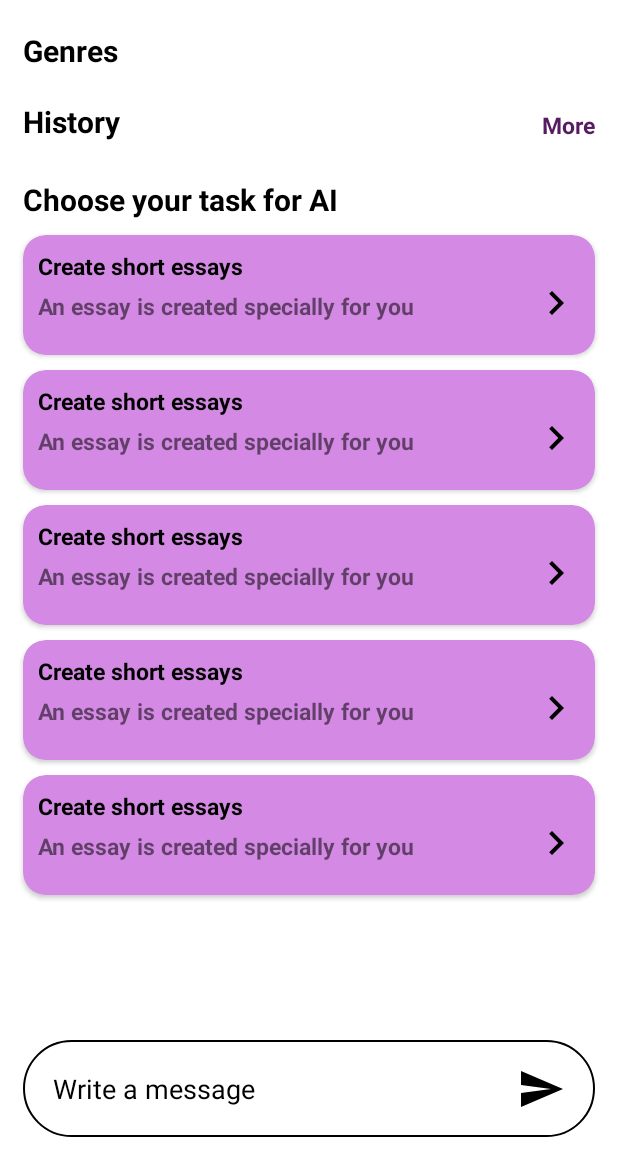
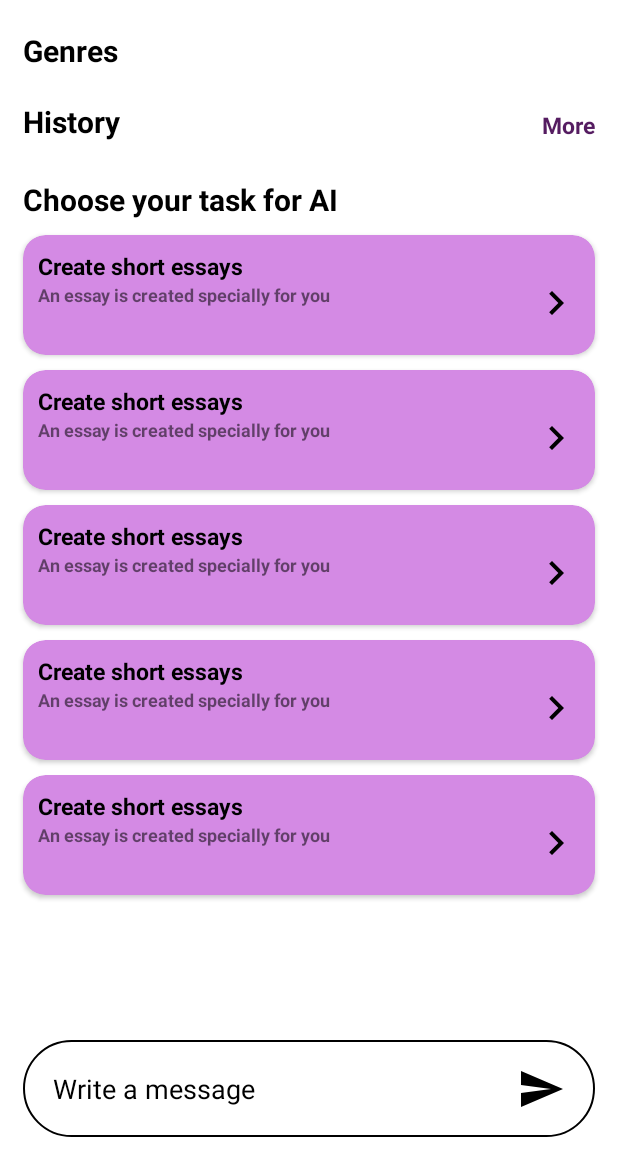
Before and after one commit to Daud-Ahmad/AI-Chatbot, an Android app: the layout activity_home.xml on its own in the app's theme, with its tools: preview values and no code run, on a phone screen of 412 x 824 dp, the part 84-1236 px from its top. Run offline under Robolectric (Android 15) with nearby library versions, the phone set to English and light mode, and no system bars.

```diff
--- a/app/build.gradle
+++ b/app/build.gradle
@@ -14,8 +14,8 @@ android {
         applicationId "com.openaibot.gpt.chat"
         minSdk 21
         targetSdk 33
-        versionCode 8
-        versionName "1.0.8"
+        versionCode 9
+        versionName "1.0.9"
 
         testInstrumentationRunner "androidx.test.runner.AndroidJUnitRunner"
     }
--- a/app/src/main/java/com/openaibot/gpt/chat/ui/LetGoActivity.java
+++ b/app/src/main/java/com/openaibot/gpt/chat/ui/LetGoActivity.java
@@ -12,6 +12,8 @@ import com.google.android.gms.ads.FullScreenContentCallback;
 import com.openaibot.gpt.chat.R;
 import com.openaibot.gpt.chat.utils.Ads;
 import com.openaibot.gpt.chat.utils.Constants;
+
+import java.util.Objects;
 
 public class LetGoActivity extends AppCompatActivity {
 
@@ -50,7 +52,7 @@ public class LetGoActivity extends AppCompatActivity {
 
     @Override
     public void onBackPressed() {
-        if(Ads.mInterstitialAd != null){
+        if(Constants.isAppCloseAdsShow.equals("true") &&  Ads.mInterstitialAd != null){
             Ads.mInterstitialAd.show(this);
             Ads.mInterstitialAd.setFullScreenContentCallback(new FullScreenContentCallback() {
                 @Override
--- a/app/src/main/java/com/openaibot/gpt/chat/utils/Constants.java
+++ b/app/src/main/java/com/openaibot/gpt/chat/utils/Constants.java
@@ -22,7 +22,7 @@ public class Constants {
 
     public static String is_inter_for_reward = "false";
 
-    public static String inter_for_reward = "inter_for_reward";
+    public static String isAppCloseAdsShow = "true";
 
 
     public static String is_app_blocked = "false";
--- a/app/src/main/res/layout/activity_home.xml
+++ b/app/src/main/res/layout/activity_home.xml
@@ -195,10 +195,9 @@
                             android:layout_width="0dp"
                             android:layout_height="wrap_content"
                             android:text="An essay is created specially for you"
-                            android:textSize="15sp"
-                            android:maxLines="2"
+                            android:textSize="12sp"
+                            android:maxLines="3"
                             android:ellipsize="end"
-                            android:layout_marginTop="5dp"
                             android:layout_marginEnd="10dp"
                             android:textStyle="bold"
                             app:layout_constraintTop_toBottomOf="@+id/lblTitle1"
@@ -255,10 +254,9 @@
                             android:layout_width="0dp"
                             android:layout_height="wrap_content"
                             android:text="An essay is created specially for you"
-                            android:textSize="15sp"
-                            android:maxLines="2"
+                            android:textSize="12sp"
+                            android:maxLines="3"
                             android:ellipsize="end"
-                            android:layout_marginTop="5dp"
                             android:layout_marginEnd="10dp"
                             android:textStyle="bold"
                             app:layout_constraintTop_toBottomOf="@+id/lblTitle2"
@@ -315,11 +313,10 @@
                             android:layout_width="0dp"
                             android:layout_height="wrap_content"
                             android:text="An essay is created specially for you"
-                            android:textSize="15sp"
+                            android:textSize="12sp"
                             android:textStyle="bold"
-                            android:maxLines="2"
+                            android:maxLines="3"
                             android:ellipsize="end"
-                            android:layout_marginTop="5dp"
                             android:layout_marginEnd="10dp"
                             app:layout_constraintTop_toBottomOf="@+id/lblTitle3"
                             app:layout_constraintStart_toStartOf="parent"
@@ -375,10 +372,9 @@
                             android:layout_width="0dp"
                             android:layout_height="wrap_content"
                             android:text="An essay is created specially for you"
-                            android:textSize="15sp"
-                            android:maxLines="2"
+                            android:textSize="12sp"
+                            android:maxLines="3"
                             android:ellipsize="end"
-                            android:layout_marginTop="5dp"
                             android:layout_marginEnd="10dp"
                             android:textStyle="bold"
                             app:layout_constraintTop_toBottomOf="@+id/lblTitle4"
@@ -436,10 +432,9 @@
                             android:layout_width="0dp"
                             android:layout_height="wrap_content"
                             android:text="An essay is created specially for you"
-                            android:textSize="15sp"
-                            android:maxLines="2"
+                            android:textSize="12sp"
+                            android:maxLines="3"
                             android:ellipsize="end"
-                            android:layout_marginTop="5dp"
                             android:layout_marginEnd="10dp"
                             android:textStyle="bold"
                             app:layout_constraintTop_toBottomOf="@+id/lblTitle5"
```
Also changed, not shown: app/src/main/java/com/openaibot/gpt/chat/App.java (+6 -3 lines), app/src/main/java/com/openaibot/gpt/chat/models/FirebaseDataModel.java (+12 -1 lines), app/src/main/java/com/openaibot/gpt/chat/ui/SplashActivity.java (+11 -8 lines), app/src/main/res/values/strings.xml (+32 -32 lines).
